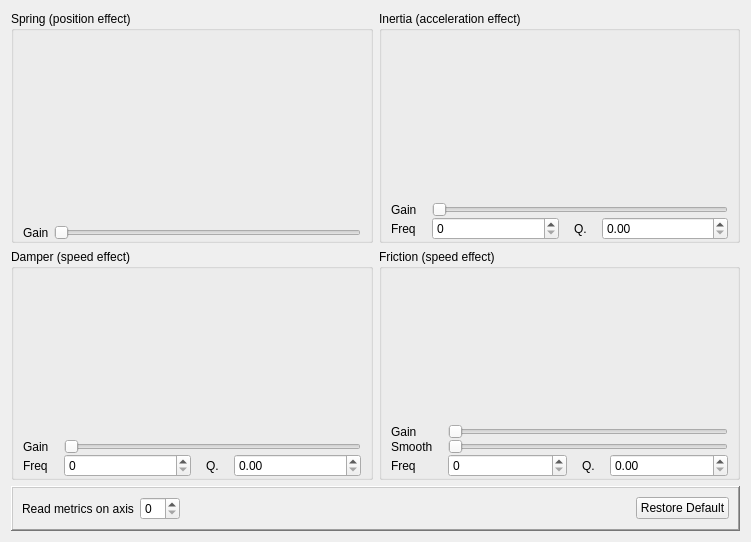
Ultrawipf/OpenFFBoard-configurator, file res/effects_tuning.ui: the form before one commit.
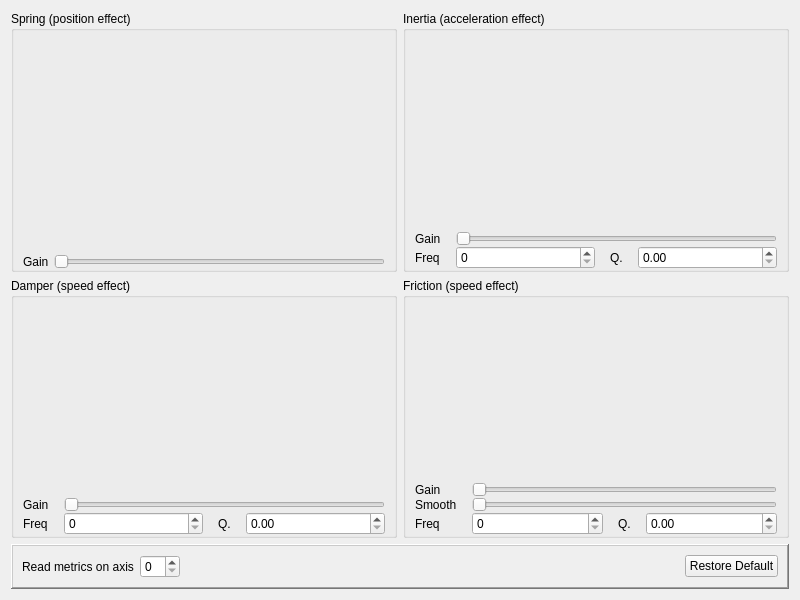
The form after the commit. Custom widgets are drawn as their Qt base class.

Commit message: Update the UI Increase size of axis. fix bug on unregistering/reopen dialogbox.

Patch:
```diff
--- a/res/effects_tuning.ui
+++ b/res/effects_tuning.ui
@@ -6,10 +6,16 @@
    <rect>
     <x>0</x>
     <y>0</y>
-    <width>751</width>
-    <height>542</height>
+    <width>800</width>
+    <height>600</height>
    </rect>
   </property>
+  <property name="minimumSize">
+   <size>
+    <width>800</width>
+    <height>600</height>
+   </size>
+  </property>
   <property name="windowTitle">
    <string>Form</string>
   </property>
```
The commit also changes 3 other files.
